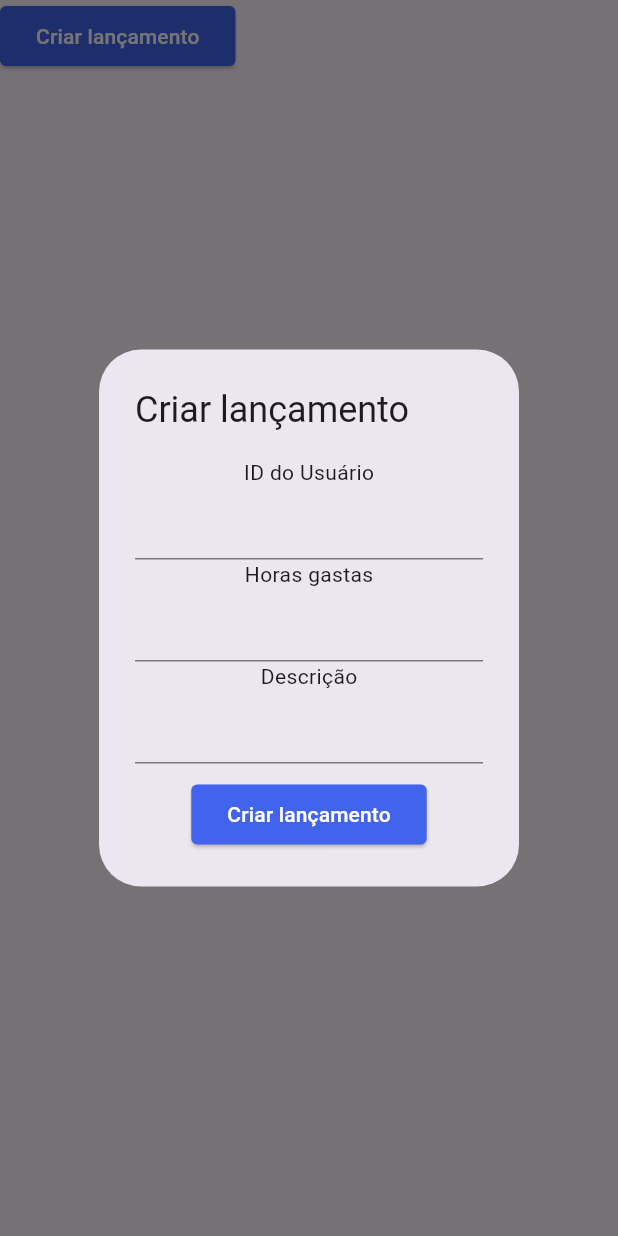
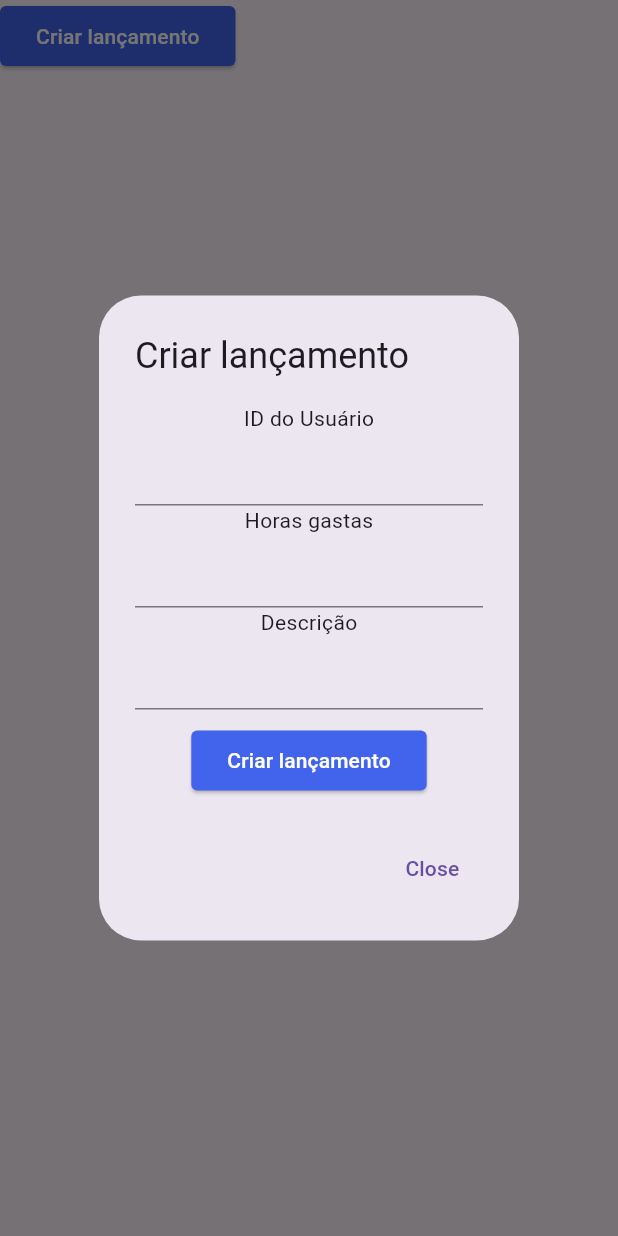
Before and after one commit to Lkledu/PDHourControl-App, a Flutter app: the AlertBtn widget shown alone on an empty page, opened directly, after a tap on "Criar lançamento", on a phone screen of 412 x 824 dp. Run offline on Flutter 3.47's test engine with Material 3 defaults, Android fonts, the phone set to English and light mode, and no system bars.

Commit message:
adding close button

```diff
--- a/lib/widgets/alertBtn.dart
+++ b/lib/widgets/alertBtn.dart
@@ -17,6 +17,12 @@ class AlertBtn extends StatelessWidget {
                 scrollable: true,
                 title: Text(text),
                 content: content,
+                actions: [
+                  TextButton(
+                    onPressed: () => Navigator.of(context).pop(),
+                    child: const Text('Close ')
+                  )
+                ],
               );
             }
         );
```
